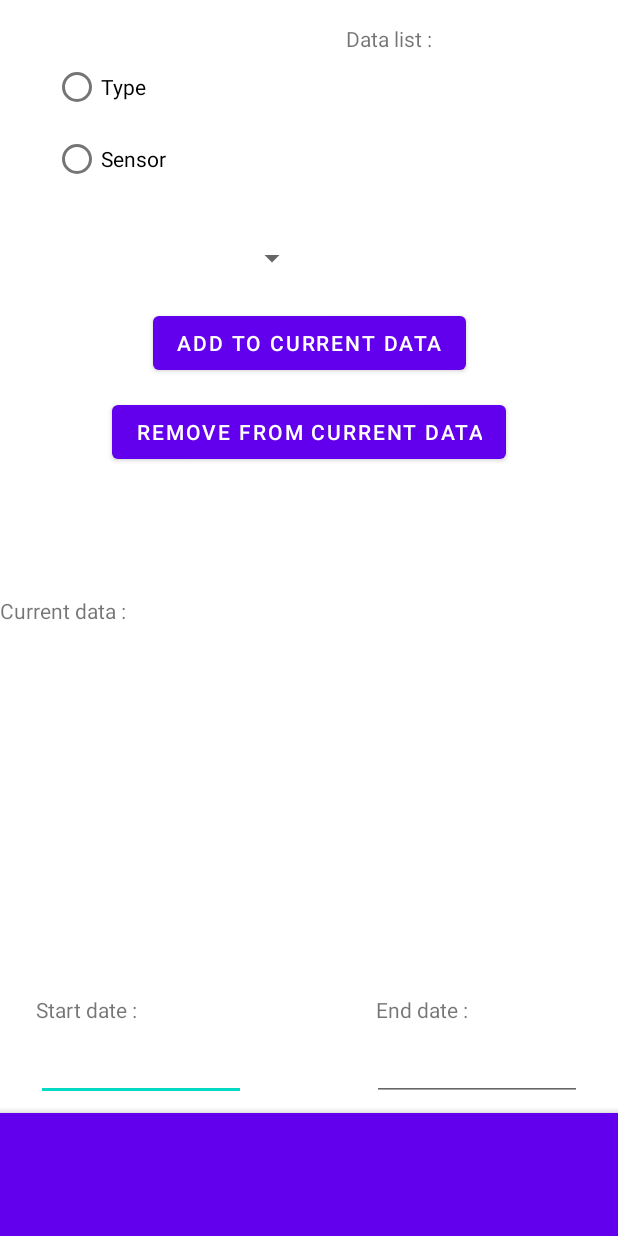
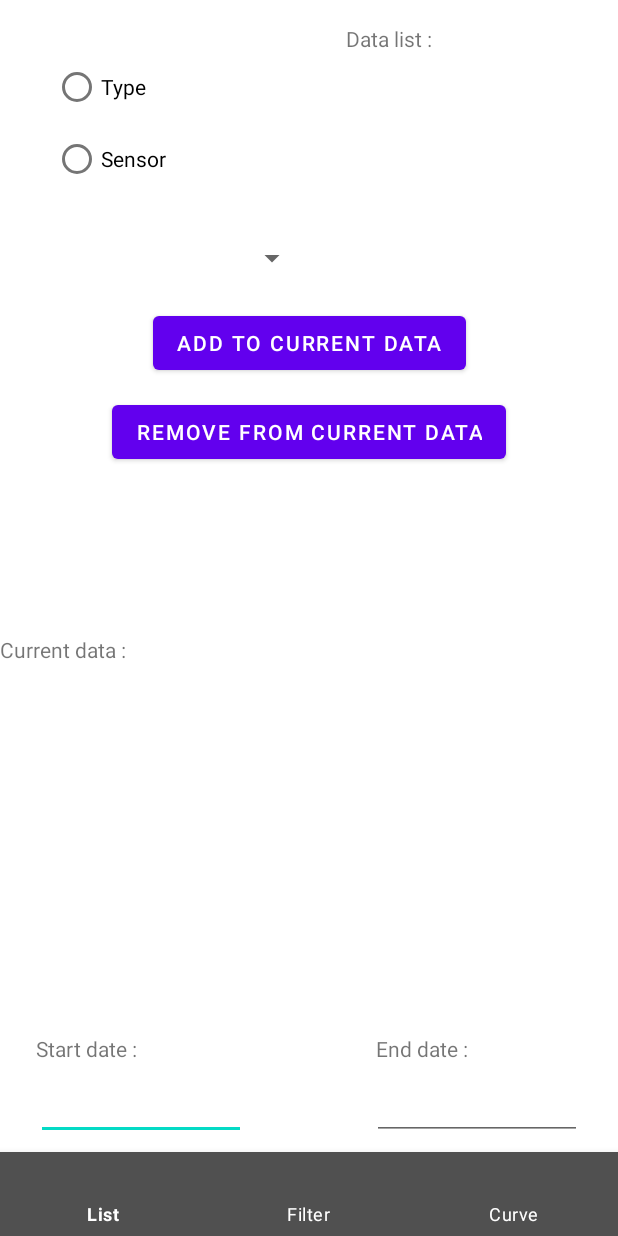
Before and after one commit to pioupiou-devs/DUT-S4-Projet_tutore, an Android app: the screen it shows after launch (FilterActivity), on a phone screen of 412 x 824 dp. Run offline under Robolectric (Android 15) with nearby library versions, the phone set to English and light mode, and no system bars; libraries missing offline, so code that uses them is left out: com.github.mikephil.charting; 6 statements that could not run were skipped.

Commit message:
Add the bottom navigation menu

```diff
--- a/app/src/main/res/layout/activity_filter.xml
+++ b/app/src/main/res/layout/activity_filter.xml
@@ -13,7 +13,7 @@
         android:layout_marginBottom="8dp"
         android:ems="10"
         android:inputType="date"
-        app:layout_constraintBottom_toTopOf="@+id/bottomAppBar"
+        app:layout_constraintBottom_toTopOf="@+id/bottom_navigation"
         app:layout_constraintStart_toStartOf="parent" />
 
     <TextView
@@ -33,7 +33,7 @@
         android:layout_marginBottom="8dp"
         android:ems="10"
         android:inputType="date"
-        app:layout_constraintBottom_toTopOf="@+id/bottomAppBar"
+        app:layout_constraintBottom_toTopOf="@+id/bottom_navigation"
         app:layout_constraintEnd_toEndOf="parent" />
 
     <RadioGroup
@@ -141,15 +141,17 @@
         app:layout_constraintStart_toStartOf="parent"
         app:layout_constraintTop_toBottomOf="@+id/btnAddData" />
 
-    <com.google.android.material.bottomappbar.BottomAppBar
-        android:id="@+id/bottomAppBar"
-        style="@style/Widget.MaterialComponents.BottomAppBar.Colored"
-        android:layout_width="426dp"
-        android:layout_height="82dp"
-        android:layout_gravity="bottom"
-        app:layout_constraintBottom_toBottomOf="parent"
-        app:layout_constraintEnd_toEndOf="parent"
-        app:layout_constraintStart_toStartOf="parent"
-        tools:ignore="BottomAppBar" />
+    <com.google.android.material.bottomnavigation.BottomNavigationView
+            android:id="@+id/bottom_navigation"
+            android:layout_width="0dp"
+            android:layout_height="wrap_content"
+            android:layout_alignParentBottom="true"
+            app:menu="@menu/menu_main"
+            app:itemBackground="@color/dark_gray"
+            app:itemIconTint="@android:color/white"
+            app:itemTextColor="@android:color/white"
+            app:layout_constraintBottom_toBottomOf="parent"
+            app:layout_constraintEnd_toEndOf="parent"
+            app:layout_constraintStart_toStartOf="parent" />
 
 </androidx.constraintlayout.widget.ConstraintLayout>
--- a/app/src/main/res/menu/menu_main.xml
+++ b/app/src/main/res/menu/menu_main.xml
@@ -1,10 +1,20 @@
 <menu xmlns:android="http://schemas.android.com/apk/res/android"
         xmlns:app="http://schemas.android.com/apk/res-auto"
         xmlns:tools="http://schemas.android.com/tools"
-        tools:context="fr.iut.orsay.myapplication.MainActivity">
+        tools:context="fr.iut.orsay.myapplication.CurveActivity">
     <item
-            android:id="@+id/action_settings"
-            android:title="@string/action_settings"
-            android:orderInCategory="100"
-            app:showAsAction="never" />
+            android:id="@+id/itemList"
+            android:enabled="true"
+            android:title="@string/menuList"
+            app:showAsAction="ifRoom" />
+    <item
+            android:id="@+id/itemFilter"
+            android:enabled="true"
+            android:title="@string/menuFilter"
+            app:showAsAction="ifRoom" />
+    <item
+            android:id="@+id/itemCurve"
+            android:enabled="true"
+            android:title="@string/menuCurve"
+            app:showAsAction="ifRoom" />
 </menu>
--- a/app/src/main/res/values/colors.xml
+++ b/app/src/main/res/values/colors.xml
@@ -7,4 +7,5 @@
     <color name="teal_700">#FF018786</color>
     <color name="black">#FF000000</color>
     <color name="white">#FFFFFFFF</color>
+    <color name="dark_gray">#505050</color>
 </resources>
--- a/app/src/main/res/values/strings.xml
+++ b/app/src/main/res/values/strings.xml
@@ -9,4 +9,7 @@
 
     <string name="hello_first_fragment">Hello first fragment</string>
     <string name="hello_second_fragment">Hello second fragment. Arg: %1$s</string>
+    <string name="menuList">List</string>
+    <string name="menuFilter">Filter</string>
+    <string name="menuCurve">Curve</string>
 </resources>
```
Also changed, not shown: app/src/main/java/fr/iut/orsay/myapplication/FilterActivity.java (+35 -0 lines).
